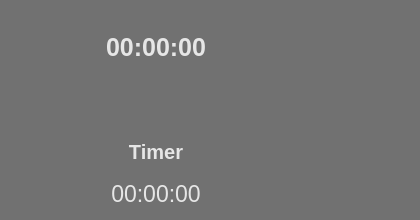
Qt form SmartTimer/timerwidget.ui (secondYearProjects/SmartTimer) before a commit.
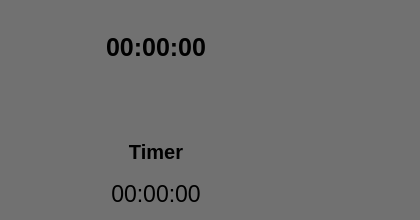
The same form after that commit. Icons and pictures are not drawn.

Diff of the .ui file:
```diff
--- a/SmartTimer/timerwidget.ui
+++ b/SmartTimer/timerwidget.ui
@@ -441,9 +441,7 @@
    <string>Form</string>
   </property>
   <property name="styleSheet">
-   <string notr="true">QWidget#TimerWidget  {	
-	background-color: rgb(113, 113, 113);	
-}</string>
+   <string notr="true"/>
   </property>
   <widget class="QWidget" name="widget" native="true">
    <property name="geometry">
@@ -467,38 +465,21 @@
     </size>
    </property>
    <property name="styleSheet">
-    <string notr="true">QWidget#widget  {	
-	background-color: rgb(113, 113, 113);	
-}
-
-QLabel {
-	color: rgb(230, 230, 230);
-}
-
-QPushButton {
-
+    <string notr="true">QPushButton {
 	border-radius: 30px;
-	
+	border: 0px;
 	color: rgb(230, 230, 230);
 }
 
 QPushButton#editButton {
-
 	border-radius: 25px;
 }
 
 QPushButton#restartButton {
-
 	border-radius: 25px;
 }
 
-
-QPushButton:!enabled {
-
-}
-
 QPushButton#deleteTimerButton {
-
 	border-radius: 16px;
 }
 
@@ -506,18 +487,6 @@
 
 	
 	background-color: rgb(213, 126, 76);
-}
-
-QPushButton[blinky=&quot;false&quot;] {
-	border: 2px solid #FF8C00;
-	border-radius: 30px;
-	
-	color: rgb(230, 230, 230);
-}
-
-QPushButton[blinky=&quot;true&quot;] {
-	
-	background-color: rgb(245, 121, 0);
 }</string>
    </property>
    <layout class="QGridLayout" name="gridLayout">
```
Left out of the diff: 4 changed lines with no effect on the pictures.
